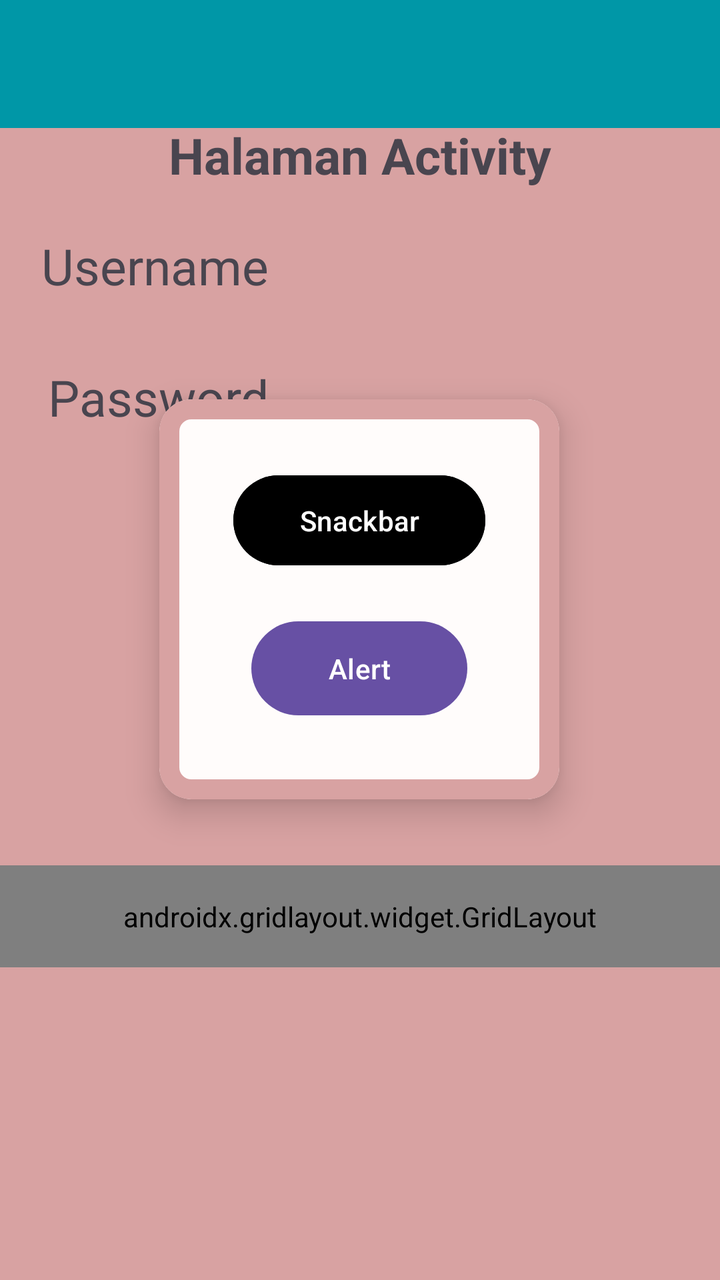
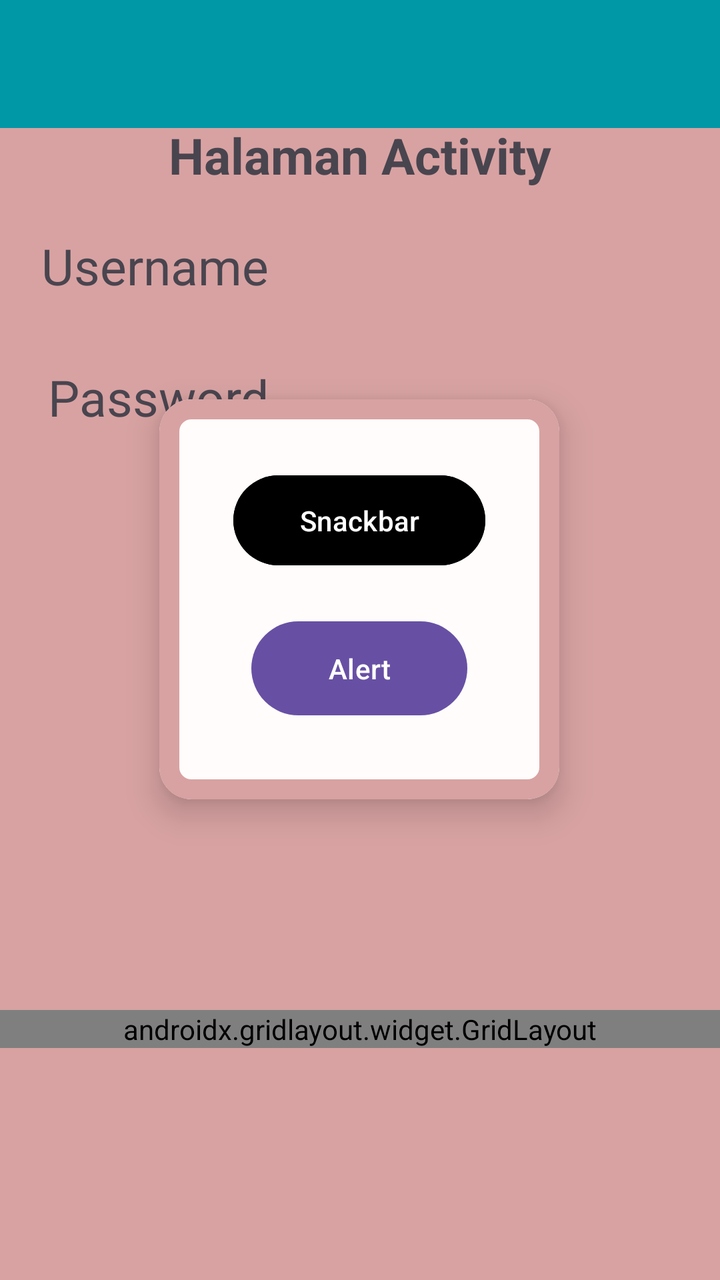

An Android layout rendered at two revisions. The XML below is the earlier revision; the diff shows what the commit changed to produce the second picture.
<!-- AndroidManifest.xml: application theme Theme.AdityaAuliaSubhan_3TIA -->
<!-- res/layout/fragment_home.xml -->
<?xml version="1.0" encoding="utf-8"?>
<androidx.constraintlayout.widget.ConstraintLayout xmlns:android="http://schemas.android.com/apk/res/android"
    xmlns:tools="http://schemas.android.com/tools"
    android:layout_width="match_parent"
    android:layout_height="match_parent"
    xmlns:app="http://schemas.android.com/apk/res-auto"
    tools:context=".Home.HomeFragment"
    android:background="@color/pink">

    <androidx.appcompat.widget.Toolbar
        android:id="@+id/toolbar"
        android:layout_width="match_parent"
        android:layout_height="?attr/actionBarSize"
        android:background="#0097A7"
        app:layout_constraintEnd_toEndOf="parent"
        app:layout_constraintHorizontal_bias="0.0"
        app:layout_constraintStart_toStartOf="parent"
        app:layout_constraintTop_toTopOf="parent"
        app:subtitleTextColor="@android:color/white"
        app:titleTextColor="@android:color/white" />



    <TextView
        android:id="@+id/txtUsername"
        android:layout_width="wrap_content"
        android:layout_height="wrap_content"
        android:layout_marginTop="116dp"
        android:text="Username"
        android:textSize="25dp"

        app:layout_constraintEnd_toEndOf="parent"
        app:layout_constraintHorizontal_bias="0.084"
        app:layout_constraintStart_toStartOf="parent"
        app:layout_constraintTop_toTopOf="parent" />

    <TextView
        android:id="@+id/txtPassword"
        android:layout_width="wrap_content"
        android:layout_height="wrap_content"
        android:layout_marginTop="32dp"
        android:text="Password"
        android:textSize="25dp"
        app:layout_constraintBottom_toBottomOf="parent"
        app:layout_constraintEnd_toEndOf="@+id/txtUsername"
        app:layout_constraintHorizontal_bias="1.0"
        app:layout_constraintStart_toStartOf="@+id/txtUsername"
        app:layout_constraintTop_toBottomOf="@+id/txtUsername"
        app:layout_constraintVertical_bias="0.0" />


    <TextView
        android:id="@+id/textView4"
        android:layout_width="wrap_content"
        android:layout_height="wrap_content"
        android:text="Halaman Activity"
        android:textSize="25dp"
        android:textStyle="bold"
        app:layout_constraintBottom_toBottomOf="parent"
        app:layout_constraintEnd_toEndOf="parent"
        app:layout_constraintStart_toStartOf="parent"
        app:layout_constraintTop_toTopOf="parent"
        app:layout_constraintVertical_bias="0.1" />

    <com.google.android.material.card.MaterialCardView
        android:id="@+id/materialCardView"
        android:layout_width="200dp"
        android:layout_height="200dp"
        app:cardBackgroundColor="@color/white"
        app:cardCornerRadius="16dp"
        app:cardElevation="10dp"
        app:layout_constraintBottom_toBottomOf="parent"
        app:layout_constraintEnd_toEndOf="parent"
        app:layout_constraintHorizontal_bias="0.497"
        app:layout_constraintStart_toStartOf="parent"
        app:layout_constraintTop_toBottomOf="@+id/textView4"
        app:layout_constraintVertical_bias="0.305"
        app:strokeColor="@color/pink"
        app:strokeWidth="10dp">

        <androidx.constraintlayout.widget.ConstraintLayout
            android:layout_width="match_parent"
            android:layout_height="match_parent"
            android:layout_margin="10dp">


            <Button
                android:id="@+id/alert"
                android:layout_width="108dp"
                android:layout_height="55dp"
                android:layout_marginHorizontal="90dp"
                android:layout_marginBottom="28dp"
                android:text="Alert"
                app:layout_constraintBottom_toBottomOf="parent"
                app:layout_constraintEnd_toEndOf="parent"
                app:layout_constraintStart_toStartOf="parent" />

            <Button
                android:id="@+id/snackbar"
                android:layout_width="126dp"
                android:layout_height="53dp"
                android:layout_marginHorizontal="90dp"
                android:backgroundTint="@color/black"
                android:text="Snackbar"
                app:layout_constraintBottom_toTopOf="@+id/alert"
                app:layout_constraintEnd_toEndOf="parent"
                app:layout_constraintStart_toStartOf="parent"
                app:layout_constraintTop_toTopOf="parent"
                app:layout_constraintVertical_bias="0.546" />

        </androidx.constraintlayout.widget.ConstraintLayout>


    </com.google.android.material.card.MaterialCardView>


    <androidx.gridlayout.widget.GridLayout
        android:id="@+id/gridMenu"
        android:layout_width="0dp"
        android:layout_height="wrap_content"
        android:layout_marginBottom="116dp"
        android:padding="16dp"
        app:columnCount="2"
        app:layout_constraintBottom_toBottomOf="parent"
        app:layout_constraintEnd_toEndOf="parent"
        app:layout_constraintHorizontal_bias="1.0"
        app:layout_constraintStart_toStartOf="parent"
        app:layout_constraintTop_toTopOf="@+id/toolbar"
        app:layout_constraintVertical_bias="0.915"
        app:useDefaultMargins="true">

        <Button
            android:id="@+id/btntolima"
            android:layout_width="133dp"
            android:layout_height="47dp"
            android:text="5"
            app:layout_columnWeight="1"
            app:layout_gravity="fill_horizontal"/>

        <Button
            android:id="@+id/btntoenam"
            android:layout_width="133dp"
            android:layout_height="54dp"
            android:text="6"
            app:layout_columnWeight="1"
            app:layout_gravity="fill_horizontal"/>

        <Button
            android:id="@+id/btntosembilan"
            android:layout_width="133dp"
            android:layout_height="47dp"
            android:text="9"
            app:layout_columnWeight="1"
            app:layout_gravity="fill_horizontal"
            />

        <Button
            android:id="@+id/btnLogout"
            android:layout_width="wrap_content"
            android:layout_height="wrap_content"
            android:text="Log Out"
            app:layout_columnWeight="1"
            app:layout_gravity="fill_horizontal"/>
    </androidx.gridlayout.widget.GridLayout>
</androidx.constraintlayout.widget.ConstraintLayout>
<!-- resources referenced by this layout -->
<resources>
  <color name="black">#FF000000</color>
  <color name="pink">#D8A2A2</color>
  <color name="white">#FFFCFB</color>
  <style name="Theme.AdityaAuliaSubhan_3TIA" parent="Base.Theme.AdityaAuliaSubhan_3TIA" />
  <style name="Base.Theme.AdityaAuliaSubhan_3TIA" parent="Theme.Material3.DayNight.NoActionBar">
          
          
      </style>
</resources>

<!-- the commit's change to res/layout/fragment_home.xml (unified diff, before → after) -->
@@ -119,14 +119,14 @@
         android:layout_width="0dp"
         android:layout_height="wrap_content"
         android:layout_marginBottom="116dp"
-        android:padding="16dp"
         app:columnCount="2"
+        android:paddingHorizontal="30dp"
         app:layout_constraintBottom_toBottomOf="parent"
         app:layout_constraintEnd_toEndOf="parent"
-        app:layout_constraintHorizontal_bias="1.0"
+        app:layout_constraintHorizontal_bias="0.0"
         app:layout_constraintStart_toStartOf="parent"
         app:layout_constraintTop_toTopOf="@+id/toolbar"
-        app:layout_constraintVertical_bias="0.915"
+        app:layout_constraintVertical_bias="1.0"
         app:useDefaultMargins="true">
 
         <Button
@@ -135,7 +135,7 @@
             android:layout_height="47dp"
             android:text="5"
             app:layout_columnWeight="1"
-            app:layout_gravity="fill_horizontal"/>
+            app:layout_gravity="fill_horizontal" />
 
         <Button
             android:id="@+id/btntoenam"
@@ -143,7 +143,7 @@
             android:layout_height="54dp"
             android:text="6"
             app:layout_columnWeight="1"
-            app:layout_gravity="fill_horizontal"/>
+            app:layout_gravity="fill_horizontal" />
 
         <Button
             android:id="@+id/btntosembilan"
@@ -151,8 +151,15 @@
             android:layout_height="47dp"
             android:text="9"
             app:layout_columnWeight="1"
-            app:layout_gravity="fill_horizontal"
-            />
+            app:layout_gravity="fill_horizontal" />
+
+        <Button
+            android:id="@+id/btntosepuluh"
+            android:layout_width="133dp"
+            android:layout_height="47dp"
+            android:text="10"
+            app:layout_columnWeight="1"
+            app:layout_gravity="fill_horizontal" />
 
         <Button
             android:id="@+id/btnLogout"
@@ -160,6 +167,6 @@
             android:layout_height="wrap_content"
             android:text="Log Out"
             app:layout_columnWeight="1"
-            app:layout_gravity="fill_horizontal"/>
+            app:layout_gravity="fill_horizontal" />
     </androidx.gridlayout.widget.GridLayout>
 </androidx.constraintlayout.widget.ConstraintLayout>
